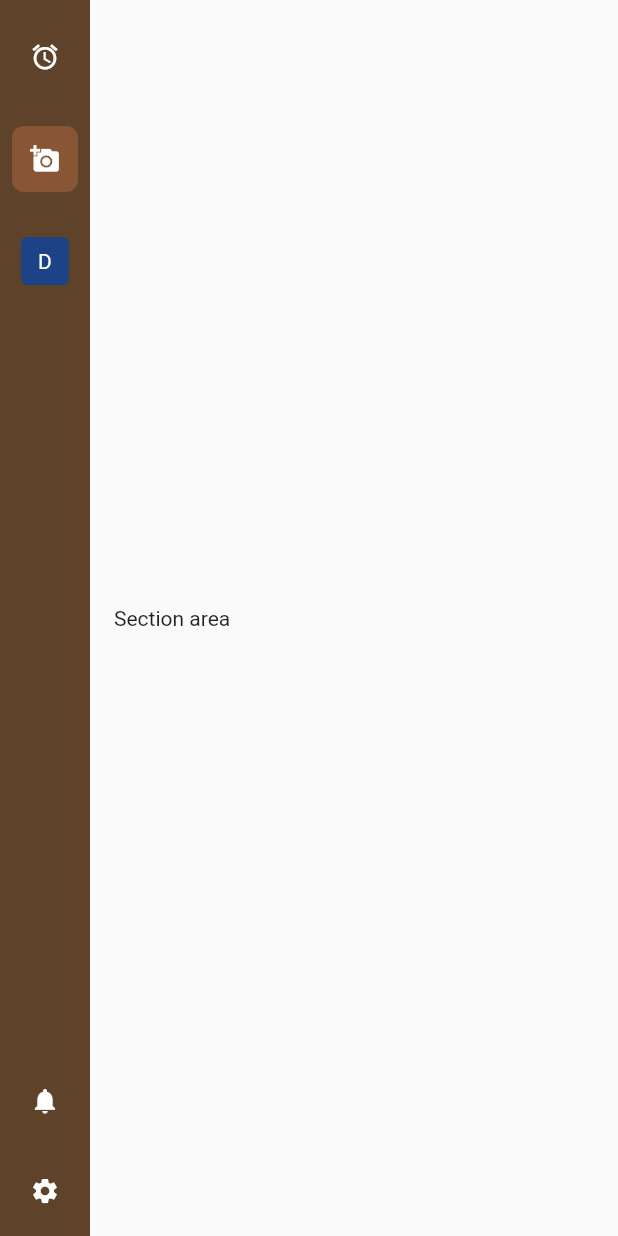
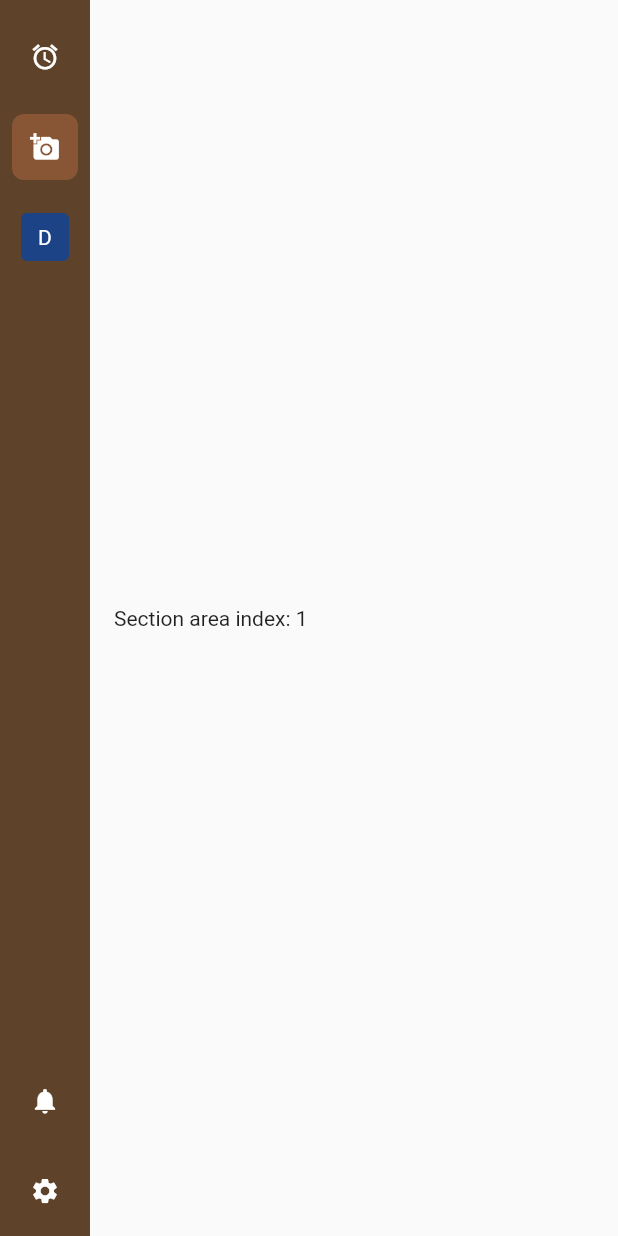
Before and after one commit to mustofa-al/symbolic_navigation, a Flutter app: the screen it shows after launch, after a tap on the "add a photo" icon, on a phone screen of 412 x 824 dp. Run offline on Flutter 3.47's test engine with Material 2 defaults, Android fonts, the phone set to English and light mode, and no system bars.

```diff
--- a/example/lib/main.dart
+++ b/example/lib/main.dart
@@ -26,12 +26,29 @@ class MyApp extends StatelessWidget {
         // is not restarted.
         primarySwatch: Colors.blue,
       ),
-      home: Scaffold(
+      home: const Home(),
+    );
+  }
+}
+
+class Home extends StatefulWidget {
+  const Home({Key? key}) : super(key: key);
+
+  @override
+  _HomeState createState() => _HomeState();
+}
+
+class _HomeState extends State<Home> {
+  int _index = 0;
+
+  @override
+  Widget build(BuildContext context) {
+    return Scaffold(
       body: Row(
         children: [
           SymDesktopNav(
             textStyle: const TextStyle(color: Color(0xFFFFFFFF)),
-              initialIndex: 0,
+            initialIndex: _index,
             items: const [
               SymDesktopNavItem(
                   itemName: 'Home',
@@ -71,18 +88,19 @@ class MyApp extends StatelessWidget {
               ),
             ],
             onItemSelected: (index) {
-                print('object $index');
+              setState(() {
+                _index = index;
+              });
             },
           ),
           Expanded(
             child: Container(
-                padding: EdgeInsets.only(left: 16),
-                child: Text('Section area'),
+              padding: const EdgeInsets.only(left: 16),
+              child: Text('Section area index: $_index'),
             ),
           )
         ],
       ),
-      ),
     );
   }
 }
--- a/lib/sym_desktop_nav.dart
+++ b/lib/sym_desktop_nav.dart
@@ -6,7 +6,7 @@ import 'package:sym_desktop_nav/sym_desktop_nav/sym_desktop_nav_item.dart';
 class SymDesktopNav extends StatefulWidget {
   final List<SymDesktopNavItem> items;
   final int initialIndex;
-  final Function(int) onItemSelected;
+  final ValueChanged<int> onItemSelected;
   final Color? backgroundColor;
   final Color? itemBackgroundColor;
   final TextStyle? textStyle;
@@ -22,15 +22,10 @@ class SymDesktopNav extends StatefulWidget {
   }) : super(key: key);
 
   @override
-  _SymDesktopNavState createState() => _SymDesktopNavState(items[initialIndex]);
+  _SymDesktopNavState createState() => _SymDesktopNavState();
 }
 
 class _SymDesktopNavState extends State<SymDesktopNav> {
-  late SymDesktopNavItem _selectedItem;
-  _SymDesktopNavState(SymDesktopNavItem initialItem) {
-    _selectedItem = initialItem;
-  }
-
   @override
   Widget build(BuildContext context) {
     List<List<SymDesktopNavItem>> categorizedItems = [];
@@ -38,7 +33,7 @@ class _SymDesktopNavState extends State<SymDesktopNav> {
         widget.items.where((element) => element.classify == Classify.top)));
     categorizedItems.add(List.of(
         widget.items.where((element) => element.classify == Classify.bottom)));
-    widget.onItemSelected.call(widget.items.indexOf(_selectedItem));
+
     return Material(
       color: widget.backgroundColor ?? const Color(0xFF5e4229),
       textStyle: widget.textStyle,
@@ -51,7 +46,8 @@ class _SymDesktopNavState extends State<SymDesktopNav> {
                 Column(
                   children: value
                       .asMap()
-                      .map((key1, value1) => MapEntry(key1, _item(key, value1)))
+                      .map(
+                          (key1, value1) => MapEntry(key1, _item(key1, value1)))
                       .values
                       .toList(),
                 )))
@@ -71,18 +67,14 @@ class _SymDesktopNavState extends State<SymDesktopNav> {
       ),
       child: InkWell(
         onTap: () {
-          if (value != _selectedItem) {
-            setState(() {
-              _selectedItem = value;
-            });
-          }
+          widget.onItemSelected.call(widget.items.indexOf(value));
         },
         borderRadius: BorderRadius.circular(8),
         hoverColor: widget.itemBackgroundColor?.withOpacity(0.5) ??
             const Color(0xFFFFFFFF).withOpacity(0.1),
         child: Ink(
           padding: const EdgeInsets.all(6),
-          decoration: value == _selectedItem
+          decoration: value == widget.items[widget.initialIndex]
               ? BoxDecoration(
                   color: const Color(0xFFB26941).withOpacity(0.5),
                   borderRadius: BorderRadius.circular(8),
```
Lines whose indentation alone changed are shown as unchanged.
